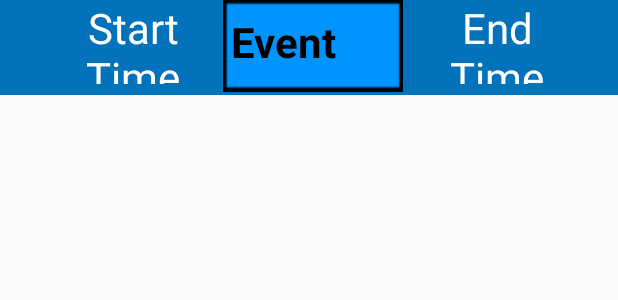
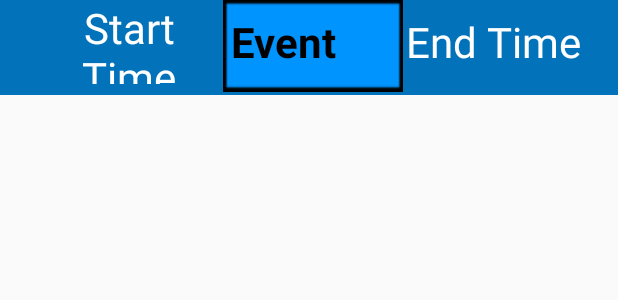
Before and after one commit to superMsp10/Jarvis_Android, an Android app: the layout schedule_cell.xml on its own in the app's theme, with its tools: preview values and no code run, on a phone screen of 412 x 824 dp. Shown: the top 300 px of the screen. Run offline under Robolectric (Android 15) with nearby library versions, the phone set to English and light mode, and no system bars.

```diff
--- a/AndroidStudio/JarvisAndroid/app/src/main/java/jarvis/mahan/jarvisandroid/Calender.java
+++ b/AndroidStudio/JarvisAndroid/app/src/main/java/jarvis/mahan/jarvisandroid/Calender.java
@@ -389,8 +389,10 @@ public class Calender extends AppCompatActivity {
         intent = new Intent(this, Schedule.class);
 
         String message = null;
+
         try {
             message = stringsOfDays.getJSONObject(i - 1).toString();
+
         } catch (JSONException e) {
             e.printStackTrace();
         }
--- a/AndroidStudio/JarvisAndroid/app/src/main/res/layout/schedule_cell.xml
+++ b/AndroidStudio/JarvisAndroid/app/src/main/res/layout/schedule_cell.xml
@@ -19,10 +19,9 @@
         android:textSize="28dp"
         android:gravity="center"
         android:textColor="#ffffffff"
-        android:layout_marginBottom="1dp"
-        android:paddingLeft="5dp" />
+        android:layout_marginBottom="1dp" />
 
-    <TextView
+    <EditText
         android:layout_width="120dp"
         android:layout_height="62dp"
         android:textAppearance="?android:attr/textAppearanceLarge"
@@ -35,11 +34,14 @@
         android:textColor="@android:color/black"
         android:layout_marginBottom="1dp"
         android:textStyle="bold"
-        android:paddingLeft="5dp"
         android:background="@drawable/edit_text"
         android:clickable="true"
         android:editable="true"
-        android:enabled="true" />
+        android:enabled="true"
+        android:focusable="true"
+        android:inputType="text"
+        android:singleLine="true"
+        android:paddingLeft="5dp" />
 
     <TextView
         android:layout_width="120dp"
@@ -52,7 +54,6 @@
         android:textSize="28dp"
         android:gravity="center"
         android:textColor="#ffffffff"
-        android:layout_marginBottom="1dp"
-        android:paddingLeft="5dp" />
+        android:layout_marginBottom="1dp" />
 
 </LinearLayout>
```
Also changed, not shown: AndroidStudio/JarvisAndroid/app/src/main/java/jarvis/mahan/jarvisandroid/Schedule.java (+152 -62 lines), AndroidStudio/JarvisAndroid/app/src/main/res/layout/activity_schedule.xml (+5 -3 lines).
